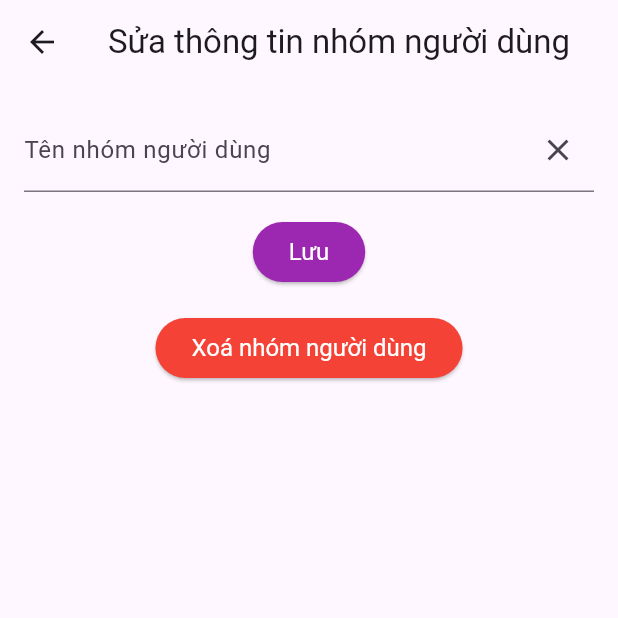
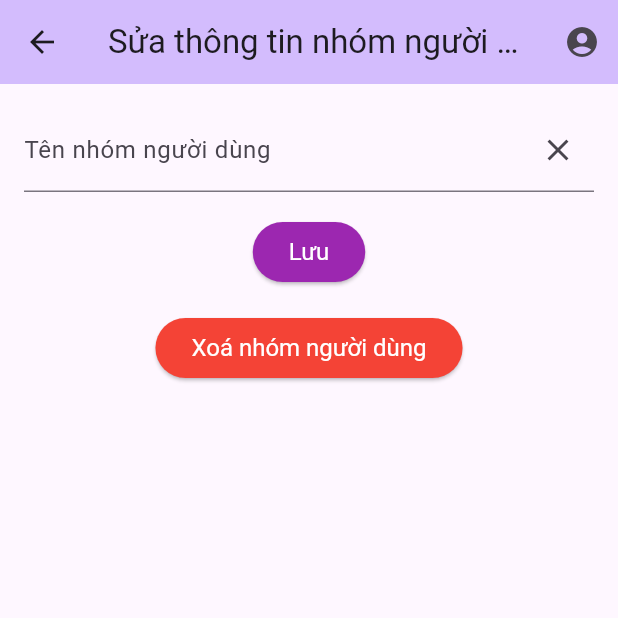
Before and after one commit to anhLeQuoc12/BTL-Phat-trien-ung-dung-da-nen-tang-Nhom-10, a Flutter app: the EditUserGroupPage screen opened directly with empty values, on a phone screen of 412 x 824 dp, the top half of it. Run offline on Flutter 3.47's test engine with Material 3 defaults, Android fonts, the phone set to English and light mode, and no system bars; our stand-ins replace get, shared_preferences; accounts and stored records are empty.

Commit message:
fix: code

```diff
--- a/frontend_flutter_app/lib/ui/admin/admin.dart
+++ b/frontend_flutter_app/lib/ui/admin/admin.dart
@@ -2,6 +2,7 @@ import 'package:flutter/material.dart';
 import 'package:frontend_flutter_app/constant.dart';
 import 'package:frontend_flutter_app/data/auth.dart';
 import 'package:frontend_flutter_app/helper/hotmessage.dart';
+import 'package:frontend_flutter_app/ui/app-bar.dart';
 import 'package:http/http.dart' as http;
 import 'dart:convert';
 import 'dart:async';
--- a/frontend_flutter_app/lib/ui/admin/admin.usergroup-management.dart
+++ b/frontend_flutter_app/lib/ui/admin/admin.usergroup-management.dart
@@ -4,7 +4,8 @@ class UserGroupManagementPage extends StatefulWidget {
   const UserGroupManagementPage({super.key});
 
   @override
-  State<UserGroupManagementPage> createState() => _UserGroupManagementPageState();
+  State<UserGroupManagementPage> createState() =>
+      _UserGroupManagementPageState();
 }
 
 class _UserGroupManagementPageState extends State<UserGroupManagementPage> {
@@ -34,7 +35,8 @@ class _UserGroupManagementPageState extends State<UserGroupManagementPage> {
 
       if (response.statusCode == 200) {
         List<dynamic> data = json.decode(response.body);
-        List<UserGroup> usergroups = data.map((json) => UserGroup.fromJson(json)).toList();
+        List<UserGroup> usergroups =
+            data.map((json) => UserGroup.fromJson(json)).toList();
         setState(() {
           _allUserGroups = usergroups;
           _filteredUserGroups = usergroups;
@@ -61,8 +63,8 @@ class _UserGroupManagementPageState extends State<UserGroupManagementPage> {
     String query = _searchController.text.toLowerCase();
     setState(() {
       _filteredUserGroups = _allUserGroups
-          .where(
-              (usergroup) => usergroup.name.toLowerCase().contains(query)) // Filter logic
+          .where((usergroup) =>
+              usergroup.name.toLowerCase().contains(query)) // Filter logic
           .toList();
     });
   }
@@ -193,7 +195,8 @@ class _EditUserGroupPageState extends State<EditUserGroupPage> {
         'name': nameController.text,
       };
       final response = await http.patch(
-        Uri.http(AppConstant.baseUrl, '/api/admin/group/${widget.usergroup.id}'),
+        Uri.http(
+            AppConstant.baseUrl, '/api/admin/group/${widget.usergroup.id}'),
         headers: <String, String>{
           "Content-type": "application/json; charset=UTF-8",
           "Authorization": "Bearer $token"
@@ -202,7 +205,8 @@ class _EditUserGroupPageState extends State<EditUserGroupPage> {
       );
 
       if (response.statusCode == 200) {
-        HotMessage.showToast('Thành công', 'Cập nhật nhóm người dùng thành công');
+        HotMessage.showToast(
+            'Thành công', 'Cập nhật nhóm người dùng thành công');
         Navigator.pop(context);
       } else {
         HotMessage.showToast('Lỗi', 'Cập nhật nhóm người dùng thành công');
@@ -220,7 +224,8 @@ class _EditUserGroupPageState extends State<EditUserGroupPage> {
     try {
       var token = await Auth.getAccessToken();
       final response = await http.delete(
-        Uri.http(AppConstant.baseUrl, '/api/admin/group/${widget.usergroup.id}'),
+        Uri.http(
+            AppConstant.baseUrl, '/api/admin/group/${widget.usergroup.id}'),
         headers: <String, String>{
           "Content-type": "application/json; charset=UTF-8",
           "Authorization": "Bearer $token"
@@ -245,8 +250,8 @@ class _EditUserGroupPageState extends State<EditUserGroupPage> {
   @override
   Widget build(BuildContext context) {
     return Scaffold(
-      appBar: AppBar(
-        title: Text('Sửa thông tin nhóm người dùng'),
+      appBar: MyAppBar(
+        title: 'Sửa thông tin nhóm người dùng',
       ),
       body: Padding(
         padding: const EdgeInsets.all(16.0),
@@ -286,8 +291,8 @@ class _EditUserGroupPageState extends State<EditUserGroupPage> {
                     builder: (BuildContext context) {
                       return AlertDialog(
                         title: Text('Xác nhận'),
-                        content:
-                            Text('Bạn có chắc chắn muốn xoá nhóm người dùng này không?'),
+                        content: Text(
+                            'Bạn có chắc chắn muốn xoá nhóm người dùng này không?'),
                         actions: [
                           TextButton(
                             onPressed: () {
@@ -378,8 +383,8 @@ class _CreateUserGroupPageState extends State<CreateUserGroupPage> {
   @override
   Widget build(BuildContext context) {
     return Scaffold(
-      appBar: AppBar(
-        title: Text('Tạo nhóm người dùng mới'),
+      appBar: MyAppBar(
+        title: 'Tạo nhóm người dùng mới',
       ),
       body: Padding(
         padding: const EdgeInsets.all(16.0),
```
Also changed, not shown: frontend_flutter_app/lib/ui/admin/admin.category-management.dart (+2 -6 lines), frontend_flutter_app/lib/ui/admin/admin.unit-management.dart (+2 -6 lines), frontend_flutter_app/lib/ui/admin/admin.user-management.dart (+2 -21 lines).
